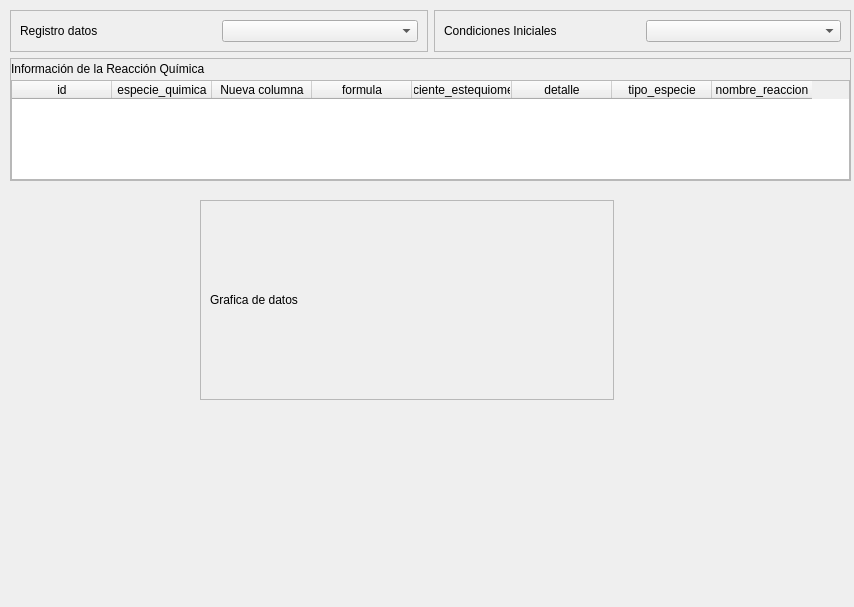
Above: panel_data_analisis_alteno.ui from JuandresPUCE/tesis_pyqt_sqlite before the change. Below: the same form after it.
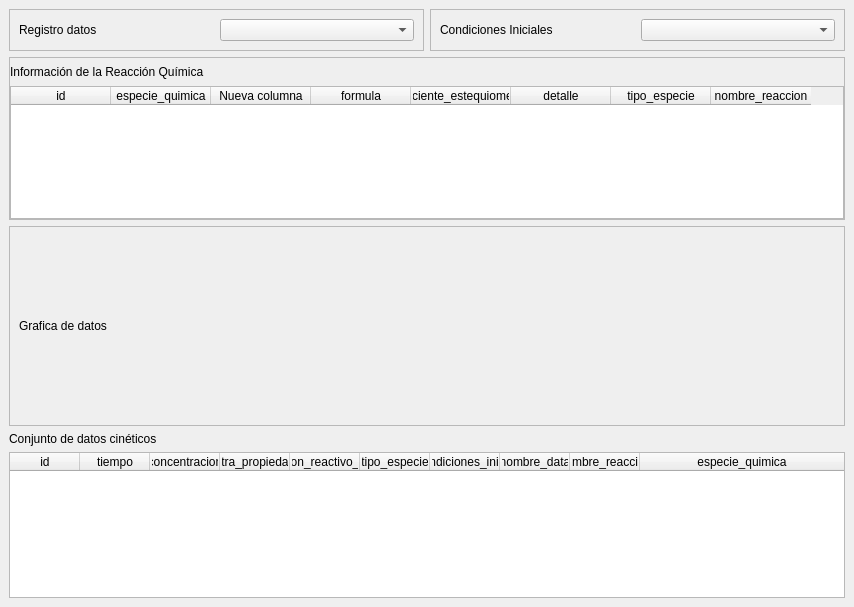
That is the form after the change.

Commit message: GUI alterno dashboard

Patch:
```diff
--- a/panel_data_analisis_alteno.ui
+++ b/panel_data_analisis_alteno.ui
@@ -14,15 +14,141 @@
    <string>MainWindow</string>
   </property>
   <widget class="QWidget" name="centralwidget">
+   <layout class="QGridLayout" name="gridLayout_2">
+    <item row="0" column="0">
+     <layout class="QVBoxLayout" name="verticalLayout">
+      <item>
+       <layout class="QHBoxLayout" name="horizontalLayout_3">
+        <item>
+         <widget class="QFrame" name="frame">
+          <property name="frameShape">
+           <enum>QFrame::StyledPanel</enum>
+          </property>
+          <property name="frameShadow">
+           <enum>QFrame::Raised</enum>
+          </property>
+          <layout class="QHBoxLayout" name="horizontalLayout">
+           <item>
+            <widget class="QLabel" name="label">
+             <property name="text">
+              <string>Registro datos</string>
+             </property>
+            </widget>
+           </item>
+           <item>
+            <widget class="QComboBox" name="registro_datos_box"/>
+           </item>
+          </layout>
+         </widget>
+        </item>
+        <item>
+         <widget class="QFrame" name="frame_4">
+          <property name="frameShape">
+           <enum>QFrame::StyledPanel</enum>
+          </property>
+          <property name="frameShadow">
+           <enum>QFrame::Raised</enum>
+          </property>
+          <layout class="QHBoxLayout" name="horizontalLayout_2">
+           <item>
+            <widget class="QLabel" name="label_5">
+             <property name="text">
+              <string>Condiciones Iniciales</string>
+             </property>
+            </widget>
+           </item>
+           <item>
+            <widget class="QComboBox" name="condiciones_iniciales_box"/>
+           </item>
+          </layout>
+         </widget>
+        </item>
+       </layout>
+      </item>
+      <item>
+       <widget class="QFrame" name="frame_3">
+        <property name="frameShape">
+         <enum>QFrame::StyledPanel</enum>
+        </property>
+        <property name="frameShadow">
+         <enum>QFrame::Raised</enum>
+        </property>
+        <layout class="QVBoxLayout" name="verticalLayout_4" stretch="1,5">
+         <property name="spacing">
+          <number>1</number>
+         </property>
+         <property name="leftMargin">
+          <number>0</number>
+         </property>
+         <property name="topMargin">
+          <number>0</number>
+         </property>
+         <property name="rightMargin">
+          <number>0</number>
+         </property>
+         <property name="bottomMargin">
+          <number>0</number>
+         </property>
+         <item>
+          <widget class="QLabel" name="label_4">
+           <property name="text">
+            <string>Información de la Reacción Química</string>
+           </property>
+          </widget>
+         </item>
+         <item>
+          <widget class="QTableWidget" name="reaccion_quimica_tabla">
+           <column>
+            <property name="text">
+             <string>id</string>
+            </property>
+           </column>
+           <column>
+            <property name="text">
+             <string>especie_quimica</string>
+            </property>
+           </column>
+           <column>
+            <property name="text">
+             <string>Nueva columna</string>
+            </property>
+           </column>
+           <column>
+            <property name="text">
+             <string>formula</string>
+            </property>
+           </column>
+           <column>
+            <property name="text">
+             <string>coeficiente_estequiometrico</string>
+            </property>
+           </column>
+           <column>
+            <property name="text">
+             <string>detalle</string>
+            </property>
+           </column>
+           <column>
+            <property name="text">
+             <string>tipo_especie</string>
+            </property>
+           </column>
+           <column>
+            <property name="text">
+             <string>nombre_reaccion</string>
+            </property>
+           </column>
+          </widget>
+         </item>
+        </layout>
+       </widget>
+      </item>
+     </layout>
+    </item>
+    <item row="1" column="0">
+     <layout class="QGridLayout" name="gridLayout">
+      <item row="0" column="0">
    <widget class="QFrame" name="grafico_frame">
-    <property name="geometry">
-     <rect>
-      <x>200</x>
-      <y>200</y>
-      <width>414</width>
-      <height>200</height>
-     </rect>
-    </property>
     <property name="minimumSize">
      <size>
       <width>200</width>
@@ -48,38 +174,18 @@
      </item>
     </layout>
    </widget>
-   <widget class="QWidget" name="">
-    <layout class="QGridLayout" name="gridLayout">
-     <item row="0" column="0">
-      <widget class="QFrame" name="frame_2">
-       <property name="frameShape">
-        <enum>QFrame::StyledPanel</enum>
-       </property>
-       <property name="frameShadow">
-        <enum>QFrame::Raised</enum>
-       </property>
+      </item>
+      <item row="1" column="0">
+       <layout class="QVBoxLayout" name="verticalLayout_3">
+        <item>
        <widget class="QLabel" name="label_2">
-        <property name="geometry">
-         <rect>
-          <x>10</x>
-          <y>10</y>
-          <width>148</width>
-          <height>16</height>
-         </rect>
-        </property>
         <property name="text">
          <string>Conjunto de datos cinéticos</string>
         </property>
        </widget>
+        </item>
+        <item>
        <widget class="QTableWidget" name="datos_cineticos_tabla">
-        <property name="geometry">
-         <rect>
-          <x>10</x>
-          <y>32</y>
-          <width>608</width>
-          <height>158</height>
-         </rect>
-        </property>
         <property name="focusPolicy">
          <enum>Qt::NoFocus</enum>
         </property>
@@ -149,148 +255,12 @@
          </property>
         </column>
        </widget>
-      </widget>
-     </item>
-    </layout>
-   </widget>
-   <widget class="QWidget" name="">
-    <property name="geometry">
-     <rect>
-      <x>10</x>
-      <y>10</y>
-      <width>841</width>
-      <height>171</height>
-     </rect>
-    </property>
-    <layout class="QVBoxLayout" name="verticalLayout">
-     <item>
-      <layout class="QHBoxLayout" name="horizontalLayout_3">
-       <item>
-        <widget class="QFrame" name="frame">
-         <property name="frameShape">
-          <enum>QFrame::StyledPanel</enum>
-         </property>
-         <property name="frameShadow">
-          <enum>QFrame::Raised</enum>
-         </property>
-         <layout class="QHBoxLayout" name="horizontalLayout">
-          <item>
-           <widget class="QLabel" name="label">
-            <property name="text">
-             <string>Registro datos</string>
-            </property>
-           </widget>
-          </item>
-          <item>
-           <widget class="QComboBox" name="registro_datos_box"/>
-          </item>
-         </layout>
-        </widget>
-       </item>
-       <item>
-        <widget class="QFrame" name="frame_4">
-         <property name="frameShape">
-          <enum>QFrame::StyledPanel</enum>
-         </property>
-         <property name="frameShadow">
-          <enum>QFrame::Raised</enum>
-         </property>
-         <layout class="QHBoxLayout" name="horizontalLayout_2">
-          <item>
-           <widget class="QLabel" name="label_5">
-            <property name="text">
-             <string>Condiciones Iniciales</string>
-            </property>
-           </widget>
-          </item>
-          <item>
-           <widget class="QComboBox" name="condiciones_iniciales_box"/>
-          </item>
-         </layout>
-        </widget>
-       </item>
-      </layout>
-     </item>
-     <item>
-      <widget class="QFrame" name="frame_3">
-       <property name="frameShape">
-        <enum>QFrame::StyledPanel</enum>
-       </property>
-       <property name="frameShadow">
-        <enum>QFrame::Raised</enum>
-       </property>
-       <layout class="QVBoxLayout" name="verticalLayout_4" stretch="1,5">
-        <property name="spacing">
-         <number>1</number>
-        </property>
-        <property name="leftMargin">
-         <number>0</number>
-        </property>
-        <property name="topMargin">
-         <number>0</number>
-        </property>
-        <property name="rightMargin">
-         <number>0</number>
-        </property>
-        <property name="bottomMargin">
-         <number>0</number>
-        </property>
-        <item>
-         <widget class="QLabel" name="label_4">
-          <property name="text">
-           <string>Información de la Reacción Química</string>
-          </property>
-         </widget>
-        </item>
-        <item>
-         <widget class="QTableWidget" name="reaccion_quimica_tabla">
-          <column>
-           <property name="text">
-            <string>id</string>
-           </property>
-          </column>
-          <column>
-           <property name="text">
-            <string>especie_quimica</string>
-           </property>
-          </column>
-          <column>
-           <property name="text">
-            <string>Nueva columna</string>
-           </property>
-          </column>
-          <column>
-           <property name="text">
-            <string>formula</string>
-           </property>
-          </column>
-          <column>
-           <property name="text">
-            <string>coeficiente_estequiometrico</string>
-           </property>
-          </column>
-          <column>
-           <property name="text">
-            <string>detalle</string>
-           </property>
-          </column>
-          <column>
-           <property name="text">
-            <string>tipo_especie</string>
-           </property>
-          </column>
-          <column>
-           <property name="text">
-            <string>nombre_reaccion</string>
-           </property>
-          </column>
-         </widget>
-        </item>
-       </layout>
-      </widget>
-     </item>
-    </layout>
-   </widget>
+        </item>
+       </layout>
+      </item>
+     </layout>
+    </item>
+   </layout>
   </widget>
  </widget>
  <resources/>
```
Lines whose indentation alone changed are shown as unchanged. The commit also changes 4 other files.
